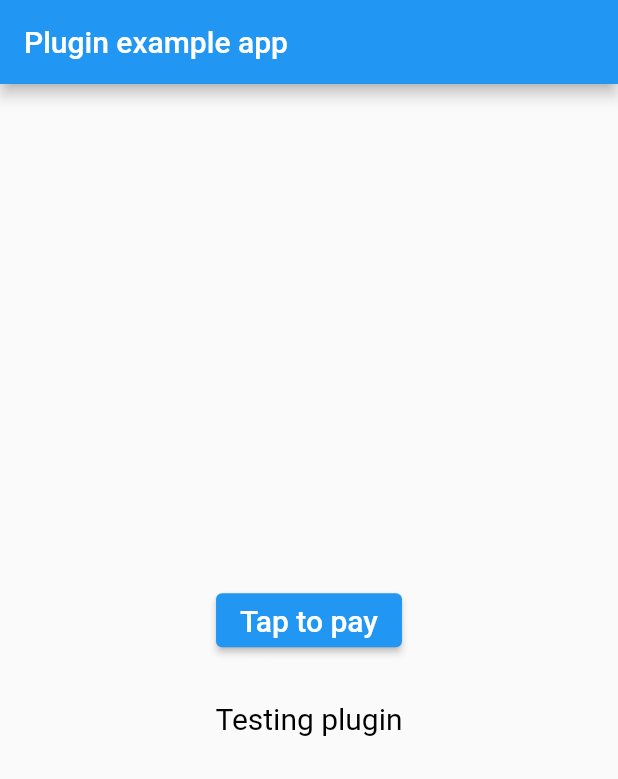
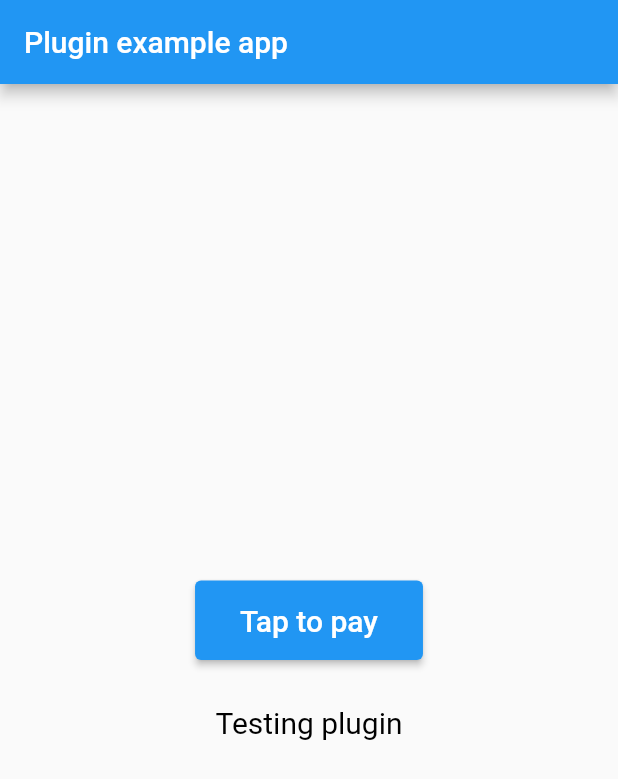
Before and after one commit to quantbugtechnology/quantpay, a Flutter app: the screen it shows after launch, on a phone screen of 412 x 824 dp. Shown: the top 779 px of the screen. Run offline on Flutter 3.47's test engine with Material 2 defaults, Android fonts, the phone set to English and light mode, and no system bars; our stand-ins replace plugin_platform_interface.

Commit message:
Sat Jun 18 12:30:26 IST 2022

```diff
--- a/analysis_options.yaml
+++ b/analysis_options.yaml
@@ -1,4 +1,5 @@
 include: package:flutter_lints/flutter.yaml
+# include: package:lints/recommended.yaml
 
 # Additional information about this file can be found at
 # https://dart.dev/guides/language/analysis-options
--- a/example/lib/main.dart
+++ b/example/lib/main.dart
@@ -52,6 +52,12 @@ class _MyAppState extends State<MyApp> {
                     });
                   });
                 },
+                style: ElevatedButton.styleFrom(
+                  padding: const EdgeInsets.symmetric(
+                    horizontal: 30,
+                    vertical: 15,
+                  ),
+                ),
                 child: const Text(
                   "Tap to pay",
                   style: TextStyle(fontSize: 20),
--- a/example/pubspec.yaml
+++ b/example/pubspec.yaml
@@ -6,7 +6,7 @@ description: Demonstrates how to use the quantupi plugin.
 publish_to: 'none' # Remove this line if you wish to publish to pub.dev
 
 environment:
-  sdk: ">=2.17.3 <3.0.0"
+  sdk: ">=2.17.1 <3.0.0"
 
 # Dependencies specify other packages that your package needs in order to work.
 # To automatically upgrade your package dependencies to the latest versions
--- a/pubspec.yaml
+++ b/pubspec.yaml
@@ -1,6 +1,6 @@
 name: quantupi
-description: UPI Integration Package.
-version: 0.0.2
+description: Quantupi is a flutter plugin that allows users to start UPI payment apps on iOS and Android, and complete the payment.
+version: 0.0.3
 homepage: https://github.com/quantbugtechnology/quantpay.git
 repository: https://github.com/quantbugtechnology/quantpay.git
 
@@ -17,6 +17,7 @@ dev_dependencies:
   flutter_test:
     sdk: flutter
   flutter_lints: ^2.0.0
+  lints: ^2.0.0
 
 # For information on the generic Dart part of this file, see the
 # following page: https://dart.dev/tools/pub/pubspec
```
Also changed, not shown: example/pubspec.lock, 1 other file.
